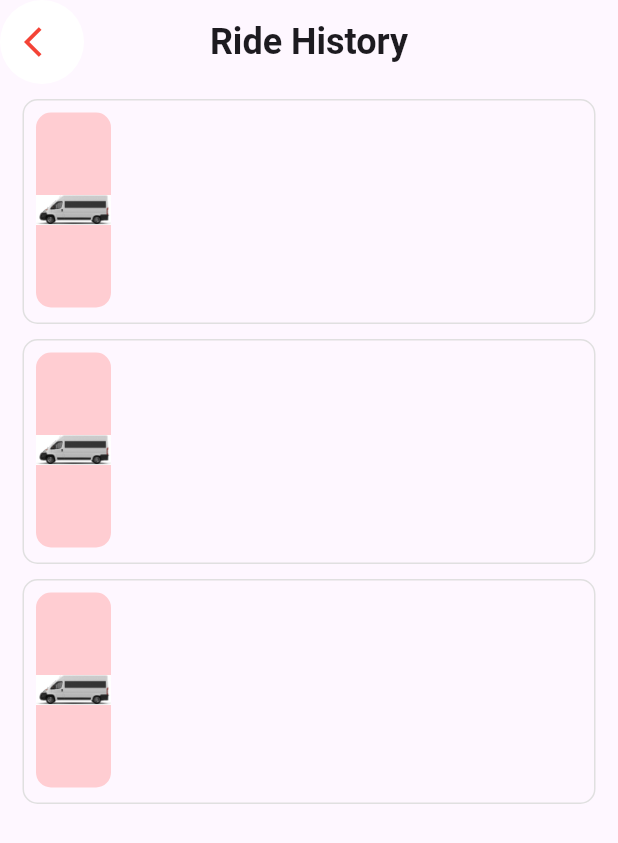
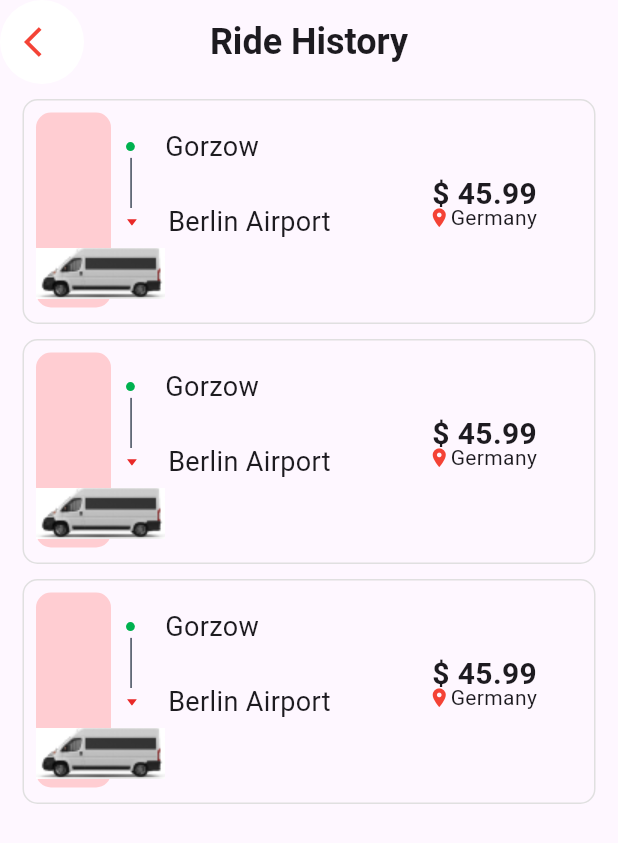
Before and after one commit to SeddiqueKhan/Duseca_Task, a Flutter app: the RideHistoryScreen screen opened by its route, on a phone screen of 412 x 824 dp. Shown: the top 843 px of the screen. Run offline on Flutter 3.47's test engine with Material 2 defaults, Android fonts, the phone set to English and light mode, and no system bars; our stand-ins replace flutter_svg.

Commit message:
Commit 2.

```diff
--- a/lib/book_seat/book_seat_screen.dart
+++ b/lib/book_seat/book_seat_screen.dart
@@ -1,5 +1,5 @@
+import 'package:duseca_task/generated/assets.dart';
 import 'package:duseca_task/ride_history/ride_history_screen.dart';
-import 'package:duseca_task/svgs/svg_assets.dart';
 import 'package:duseca_task/widgets/text_button.dart';
 import 'package:flutter/material.dart';
 import 'package:flutter_svg/flutter_svg.dart';
--- a/lib/svgs/svg_assets.dart
+++ /dev/null
@@ -1,6 +0,0 @@
-class Assets{
-
-  Assets._();
-  static const String svgCar = 'assets/svg/car.svg';
-  static const String jpgVan = 'assets/jpg/van.jpg';
-}
--- a/lib/widgets/ride_history_card.dart
+++ b/lib/widgets/ride_history_card.dart
@@ -1,7 +1,6 @@
+import 'package:duseca_task/generated/assets.dart';
 import 'package:flutter/material.dart';
 import 'package:flutter_svg/flutter_svg.dart';
-
-import '../svgs/svg_assets.dart';
 
 class RideHistoryCard extends StatelessWidget {
   const RideHistoryCard({super.key});
@@ -14,27 +13,79 @@ class RideHistoryCard extends StatelessWidget {
           border: Border.all(
             color: Colors.grey.shade300,
           ),
-          borderRadius: BorderRadius.all(Radius.circular(10))
-      ),
-      child: Column(
+          borderRadius: const BorderRadius.all(Radius.circular(10))),
+      child: Padding(
+        padding: const EdgeInsets.all(8.0),
+        child: Stack(
           children: [
-          Padding(
-            padding: const EdgeInsets.all(8.0),
-            child: Row(
-              children: [
-                Container(
+            Positioned(
+              child: Container(
                 width: 50,
                 height: 130,
                 decoration: BoxDecoration(
                   color: Colors.red.shade100, // Fill color
                   borderRadius: BorderRadius.circular(10), // Rounded corners
                 ),
-                  child: const Image(image: AssetImage('${Assets.jpgVan}'))
               ),
+            ),
+            const Positioned(
+              top: 90,
+              child: Image(image: AssetImage(Assets.jpgVan)),),
+            Positioned(
+              top: 10,
+              left: 60,
+              child: Row(
+                children: [
+                  SvgPicture.asset(
+                    Assets.svgDot
+                  ),
+                  const SizedBox(width: 20,),
+                  const Text('Gorzow', style: TextStyle(fontSize: 18),)
                 ],
               ),
+            ),
+            Positioned(
+              top: 30,
+              left: 62,
+              child: SvgPicture.asset(
+                  Assets.svgLine,
+                height: 35,
+              ),
+            ),
+            Positioned(
+              top: 60,
+              left: 60,
+              child: Row(
+                children: [
+                  SvgPicture.asset(
+                      Assets.svgTriangle
+                  ),
+                  const SizedBox(width: 20,),
+                  const Text('Berlin Airport', style: TextStyle(fontSize: 18),)
+                ],
+              ),
+            ),
+            const Positioned(
+              top: 40,
+              right: 30,
+              child: Row(
+                children: [
+                  Text('\$ 45.99', style: TextStyle(fontWeight: FontWeight.bold, fontSize: 20),),
+                ],
+              )
+            ),
+            const Positioned(
+                top: 60,
+                right: 30,
+                child: Row(
+                  children: [
+                    Icon(Icons.location_on, color: Colors.red, size: 15,),
+                    Text('Germany')
+                  ],
+                )
             )
           ],
+        ),
       ),
     );
   }
```
Also changed, not shown: assets/svg/Line.svg (added), assets/svg/dot.svg (added), assets/svg/triangle.svg (added), lib/generated/assets.dart. Lines whose indentation alone changed are shown as unchanged.
